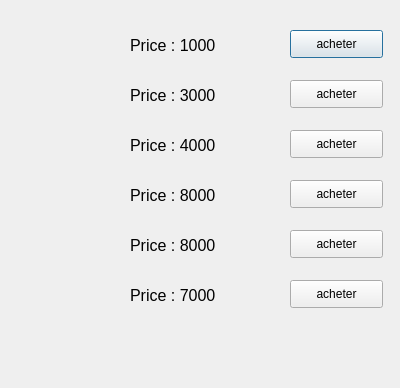
Qt form usinewindow.ui (naimsassine/ProjetInfo-AdvanceWars) before a commit.
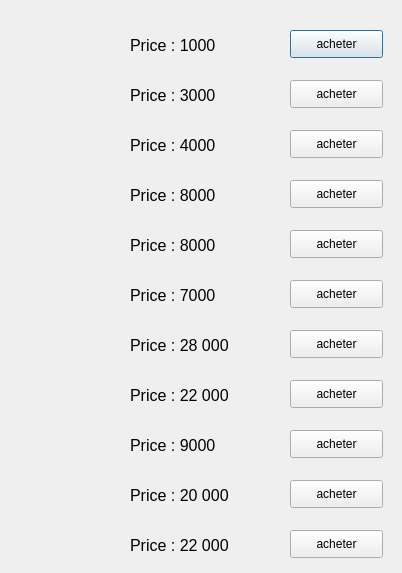
The same form after that commit.

What changed in the file:
```diff
--- a/usinewindow.ui
+++ b/usinewindow.ui
@@ -6,8 +6,8 @@
    <rect>
     <x>0</x>
     <y>0</y>
-    <width>400</width>
-    <height>388</height>
+    <width>402</width>
+    <height>573</height>
    </rect>
   </property>
   <property name="windowTitle">
@@ -277,6 +277,226 @@
     <string/>
    </property>
   </widget>
+  <widget class="QLabel" name="label_9">
+   <property name="geometry">
+    <rect>
+     <x>130</x>
+     <y>330</y>
+     <width>131</width>
+     <height>31</height>
+    </rect>
+   </property>
+   <property name="font">
+    <font>
+     <pointsize>12</pointsize>
+    </font>
+   </property>
+   <property name="text">
+    <string>Price : 28 000</string>
+   </property>
+  </widget>
+  <widget class="QPushButton" name="pushButton_7">
+   <property name="geometry">
+    <rect>
+     <x>290</x>
+     <y>330</y>
+     <width>93</width>
+     <height>28</height>
+    </rect>
+   </property>
+   <property name="text">
+    <string>acheter</string>
+   </property>
+  </widget>
+  <widget class="QLabel" name="label6">
+   <property name="geometry">
+    <rect>
+     <x>70</x>
+     <y>330</y>
+     <width>31</width>
+     <height>31</height>
+    </rect>
+   </property>
+   <property name="text">
+    <string/>
+   </property>
+  </widget>
+  <widget class="QLabel" name="label7">
+   <property name="geometry">
+    <rect>
+     <x>70</x>
+     <y>380</y>
+     <width>31</width>
+     <height>31</height>
+    </rect>
+   </property>
+   <property name="text">
+    <string/>
+   </property>
+  </widget>
+  <widget class="QLabel" name="label_10">
+   <property name="geometry">
+    <rect>
+     <x>130</x>
+     <y>380</y>
+     <width>131</width>
+     <height>31</height>
+    </rect>
+   </property>
+   <property name="font">
+    <font>
+     <pointsize>12</pointsize>
+    </font>
+   </property>
+   <property name="text">
+    <string>Price : 22 000</string>
+   </property>
+  </widget>
+  <widget class="QPushButton" name="pushButton_8">
+   <property name="geometry">
+    <rect>
+     <x>290</x>
+     <y>380</y>
+     <width>93</width>
+     <height>28</height>
+    </rect>
+   </property>
+   <property name="text">
+    <string>acheter</string>
+   </property>
+  </widget>
+  <widget class="QPushButton" name="pushButton_9">
+   <property name="geometry">
+    <rect>
+     <x>290</x>
+     <y>430</y>
+     <width>93</width>
+     <height>28</height>
+    </rect>
+   </property>
+   <property name="text">
+    <string>acheter</string>
+   </property>
+  </widget>
+  <widget class="QLabel" name="label_11">
+   <property name="geometry">
+    <rect>
+     <x>130</x>
+     <y>430</y>
+     <width>131</width>
+     <height>31</height>
+    </rect>
+   </property>
+   <property name="font">
+    <font>
+     <pointsize>12</pointsize>
+    </font>
+   </property>
+   <property name="text">
+    <string>Price : 9000</string>
+   </property>
+  </widget>
+  <widget class="QLabel" name="label8">
+   <property name="geometry">
+    <rect>
+     <x>70</x>
+     <y>430</y>
+     <width>31</width>
+     <height>31</height>
+    </rect>
+   </property>
+   <property name="text">
+    <string/>
+   </property>
+  </widget>
+  <widget class="QPushButton" name="pushButton_10">
+   <property name="geometry">
+    <rect>
+     <x>290</x>
+     <y>480</y>
+     <width>93</width>
+     <height>28</height>
+    </rect>
+   </property>
+   <property name="text">
+    <string>acheter</string>
+   </property>
+  </widget>
+  <widget class="QLabel" name="label_12">
+   <property name="geometry">
+    <rect>
+     <x>130</x>
+     <y>480</y>
+     <width>131</width>
+     <height>31</height>
+    </rect>
+   </property>
+   <property name="font">
+    <font>
+     <pointsize>12</pointsize>
+    </font>
+   </property>
+   <property name="text">
+    <string>Price : 20 000</string>
+   </property>
+  </widget>
+  <widget class="QLabel" name="label9">
+   <property name="geometry">
+    <rect>
+     <x>70</x>
+     <y>480</y>
+     <width>31</width>
+     <height>31</height>
+    </rect>
+   </property>
+   <property name="text">
+    <string/>
+   </property>
+  </widget>
+  <widget class="QLabel" name="label10">
+   <property name="geometry">
+    <rect>
+     <x>70</x>
+     <y>530</y>
+     <width>31</width>
+     <height>31</height>
+    </rect>
+   </property>
+   <property name="text">
+    <string/>
+   </property>
+  </widget>
+  <widget class="QLabel" name="label_13">
+   <property name="geometry">
+    <rect>
+     <x>130</x>
+     <y>530</y>
+     <width>131</width>
+     <height>31</height>
+    </rect>
+   </property>
+   <property name="font">
+    <font>
+     <pointsize>12</pointsize>
+    </font>
+   </property>
+   <property name="text">
+    <string>Price : 22 000</string>
+   </property>
+  </widget>
+  <widget class="QPushButton" name="pushButton_11">
+   <property name="geometry">
+    <rect>
+     <x>290</x>
+     <y>530</y>
+     <width>93</width>
+     <height>28</height>
+    </rect>
+   </property>
+   <property name="text">
+    <string>acheter</string>
+   </property>
+  </widget>
  </widget>
  <resources/>
  <connections/>
```
